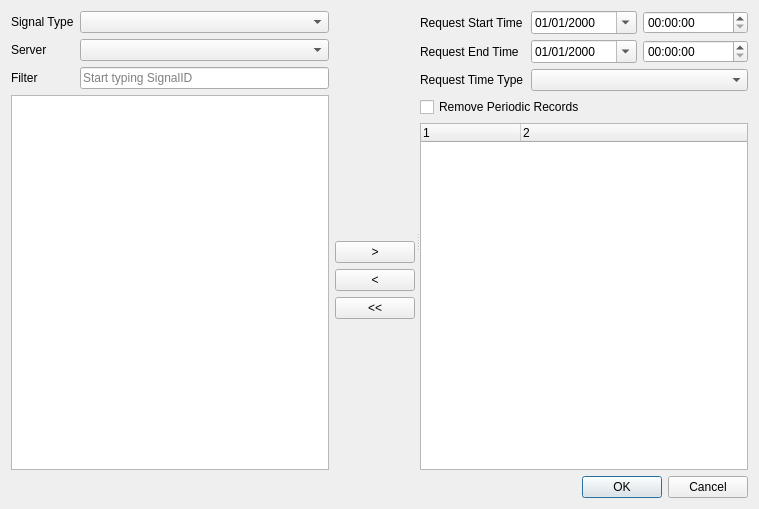
The window that Monitor/Archive/DialogChooseArchiveSignals.ui (whiteman-kr/u7set) describes before a commit, drawn with Qt 5.
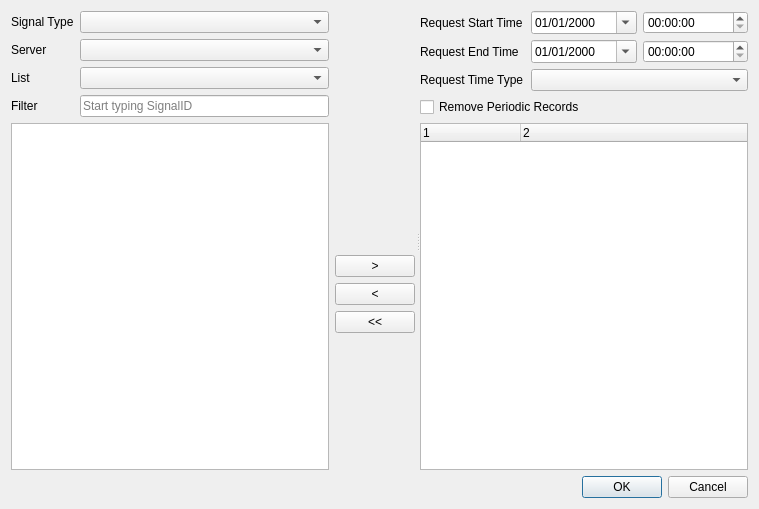
The same window after the commit.

Commit message: RPCT-3875, Monitor: add AppSignalLists to Trends and Archive; Tuning: add lists editor

Diff of the .ui file:
```diff
--- a/Monitor/Archive/DialogChooseArchiveSignals.ui
+++ b/Monitor/Archive/DialogChooseArchiveSignals.ui
@@ -44,57 +44,11 @@
       <bool>false</bool>
      </property>
      <widget class="QWidget" name="layoutWidget">
-      <layout class="QGridLayout" name="gridLayout_src" rowstretch="0,0,0,0,0,0,0,0,0,0,0,0" columnstretch="0,0,0">
+      <layout class="QGridLayout" name="gridLayout_src" rowstretch="0,0,0,0,0,0,0,0,0,0,0,0,0" columnstretch="0,0,0">
        <property name="sizeConstraint">
         <enum>QLayout::SetDefaultConstraint</enum>
        </property>
-       <item row="2" column="0">
-        <widget class="QLabel" name="schemaLabel">
-         <property name="text">
-          <string>Server</string>
-         </property>
-        </widget>
-       </item>
-       <item row="5" column="0" rowspan="7" colspan="2">
-        <widget class="QTreeView" name="filteredSignals">
-         <property name="rootIsDecorated">
-          <bool>false</bool>
-         </property>
-         <property name="itemsExpandable">
-          <bool>false</bool>
-         </property>
-         <property name="sortingEnabled">
-          <bool>false</bool>
-         </property>
-         <property name="headerHidden">
-          <bool>false</bool>
-         </property>
-         <property name="expandsOnDoubleClick">
-          <bool>false</bool>
-         </property>
-        </widget>
-       </item>
-       <item row="9" column="2">
-        <spacer name="verticalSpacer2">
-         <property name="orientation">
-          <enum>Qt::Vertical</enum>
-         </property>
-         <property name="sizeHint" stdset="0">
-          <size>
-           <width>20</width>
-           <height>40</height>
-          </size>
-         </property>
-        </spacer>
-       </item>
-       <item row="1" column="0">
-        <widget class="QLabel" name="signalTypeLabel">
-         <property name="text">
-          <string>Signal Type</string>
-         </property>
-        </widget>
-       </item>
-       <item row="5" column="2">
+       <item row="6" column="2">
         <spacer name="verticalSpacer1">
          <property name="orientation">
           <enum>Qt::Vertical</enum>
@@ -107,7 +61,29 @@
          </property>
         </spacer>
        </item>
-       <item row="3" column="1">
+       <item row="1" column="1">
+        <widget class="QComboBox" name="signalTypeCombo"/>
+       </item>
+       <item row="7" column="2">
+        <widget class="QPushButton" name="addSignalButton">
+         <property name="sizePolicy">
+          <sizepolicy hsizetype="Maximum" vsizetype="Fixed">
+           <horstretch>0</horstretch>
+           <verstretch>0</verstretch>
+          </sizepolicy>
+         </property>
+         <property name="text">
+          <string>&gt;</string>
+         </property>
+         <property name="flat">
+          <bool>false</bool>
+         </property>
+        </widget>
+       </item>
+       <item row="2" column="1">
+        <widget class="QComboBox" name="serverCombo"/>
+       </item>
+       <item row="4" column="1">
         <widget class="QLineEdit" name="filterEdit">
          <property name="placeholderText">
           <string>Start typing SignalID</string>
@@ -117,26 +93,59 @@
          </property>
         </widget>
        </item>
-       <item row="6" column="2">
-        <widget class="QPushButton" name="addSignalButton">
-         <property name="sizePolicy">
-          <sizepolicy hsizetype="Maximum" vsizetype="Fixed">
-           <horstretch>0</horstretch>
-           <verstretch>0</verstretch>
-          </sizepolicy>
-         </property>
-         <property name="text">
-          <string>&gt;</string>
-         </property>
-         <property name="flat">
-          <bool>false</bool>
-         </property>
-        </widget>
-       </item>
-       <item row="1" column="1">
-        <widget class="QComboBox" name="signalTypeCombo"/>
-       </item>
        <item row="8" column="2">
+        <widget class="QPushButton" name="removeSignalButton">
+         <property name="sizePolicy">
+          <sizepolicy hsizetype="Maximum" vsizetype="Fixed">
+           <horstretch>0</horstretch>
+           <verstretch>0</verstretch>
+          </sizepolicy>
+         </property>
+         <property name="text">
+          <string>&lt;</string>
+         </property>
+        </widget>
+       </item>
+       <item row="10" column="2">
+        <spacer name="verticalSpacer2">
+         <property name="orientation">
+          <enum>Qt::Vertical</enum>
+         </property>
+         <property name="sizeHint" stdset="0">
+          <size>
+           <width>20</width>
+           <height>40</height>
+          </size>
+         </property>
+        </spacer>
+       </item>
+       <item row="2" column="0">
+        <widget class="QLabel" name="schemaLabel">
+         <property name="text">
+          <string>Server</string>
+         </property>
+        </widget>
+       </item>
+       <item row="6" column="0" rowspan="7" colspan="2">
+        <widget class="QTreeView" name="filteredSignals">
+         <property name="rootIsDecorated">
+          <bool>false</bool>
+         </property>
+         <property name="itemsExpandable">
+          <bool>false</bool>
+         </property>
+         <property name="sortingEnabled">
+          <bool>false</bool>
+         </property>
+         <property name="headerHidden">
+          <bool>false</bool>
+         </property>
+         <property name="expandsOnDoubleClick">
+          <bool>false</bool>
+         </property>
+        </widget>
+       </item>
+       <item row="9" column="2">
         <widget class="QPushButton" name="removeAllSignalsButton">
          <property name="sizePolicy">
           <sizepolicy hsizetype="Maximum" vsizetype="Fixed">
@@ -149,29 +158,30 @@
          </property>
         </widget>
        </item>
-       <item row="3" column="0">
+       <item row="1" column="0">
+        <widget class="QLabel" name="signalTypeLabel">
+         <property name="text">
+          <string>Signal Type</string>
+         </property>
+        </widget>
+       </item>
+       <item row="4" column="0">
         <widget class="QLabel" name="filterLabel">
          <property name="text">
           <string>Filter</string>
          </property>
         </widget>
        </item>
-       <item row="7" column="2">
-        <widget class="QPushButton" name="removeSignalButton">
-         <property name="sizePolicy">
-          <sizepolicy hsizetype="Maximum" vsizetype="Fixed">
-           <horstretch>0</horstretch>
-           <verstretch>0</verstretch>
-          </sizepolicy>
-         </property>
+       <item row="3" column="1">
+        <widget class="QComboBox" name="listCombo"/>
+       </item>
+       <item row="3" column="0">
+        <widget class="QLabel" name="schemaLabel_3">
          <property name="text">
-          <string>&lt;</string>
+          <string>List</string>
          </property>
         </widget>
        </item>
-       <item row="2" column="1">
-        <widget class="QComboBox" name="serverCombo"/>
-       </item>
       </layout>
      </widget>
      <widget class="QWidget" name="gridLayoutWidget">
```
Left out of the diff: 23 changed lines with no effect on the pictures. The commit also changes 27 other files.
